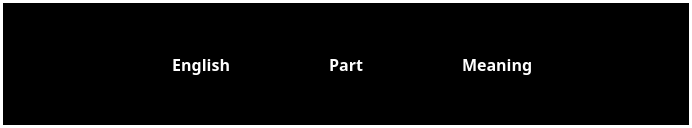
This is mainwindow.ui in alvin5716/Words_Reviewer as Qt 5 draws it before an edit. The edited form follows.
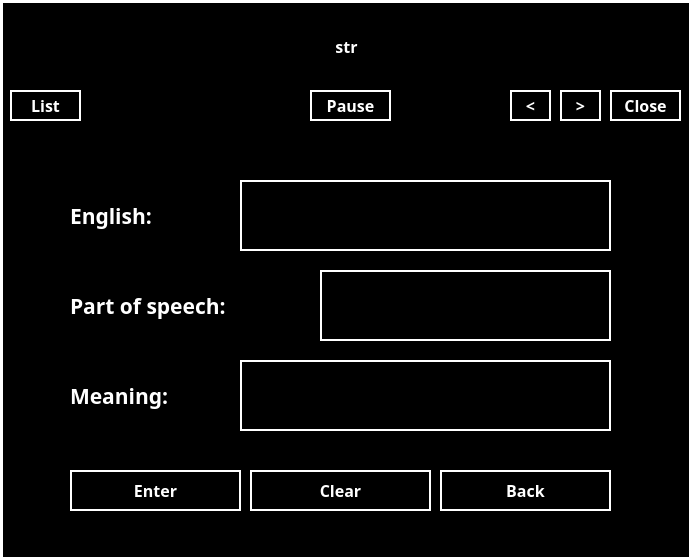
This is the edited form.

Commit message: list and add words

Diff of the .ui file:
```diff
--- a/mainwindow.ui
+++ b/mainwindow.ui
@@ -7,9 +7,21 @@
     <x>0</x>
     <y>0</y>
     <width>692</width>
-    <height>128</height>
+    <height>560</height>
    </rect>
   </property>
+  <property name="minimumSize">
+   <size>
+    <width>692</width>
+    <height>131</height>
+   </size>
+  </property>
+  <property name="maximumSize">
+   <size>
+    <width>692</width>
+    <height>111111</height>
+   </size>
+  </property>
   <property name="windowTitle">
    <string>MainWindow</string>
   </property>
@@ -18,14 +30,189 @@
 background-color: black;
 color: white;
 }
+QPushButton {
+border: 1.5px solid white;
+background-color: black;
+color: white;
+}
+QPushButton:hover {
+background-color: #616161;
+}
 #centralWidget {
 border: 3px solid white;
+}
+QLineEdit {
+border: 1.5px solid white;
 }</string>
   </property>
   <widget class="QWidget" name="centralWidget">
-   <layout class="QGridLayout" name="gridLayout">
-    <item row="1" column="0">
-     <widget class="QLabel" name="english">
+   <property name="minimumSize">
+    <size>
+     <width>0</width>
+     <height>0</height>
+    </size>
+   </property>
+   <widget class="QLabel" name="strWord">
+    <property name="geometry">
+     <rect>
+      <x>11</x>
+      <y>11</y>
+      <width>671</width>
+      <height>71</height>
+     </rect>
+    </property>
+    <property name="font">
+     <font>
+      <family>微軟正黑體</family>
+      <pointsize>12</pointsize>
+      <weight>75</weight>
+      <bold>true</bold>
+     </font>
+    </property>
+    <property name="text">
+     <string>str</string>
+    </property>
+    <property name="alignment">
+     <set>Qt::AlignCenter</set>
+    </property>
+   </widget>
+   <widget class="QPushButton" name="listButton">
+    <property name="geometry">
+     <rect>
+      <x>10</x>
+      <y>90</y>
+      <width>71</width>
+      <height>31</height>
+     </rect>
+    </property>
+    <property name="font">
+     <font>
+      <family>微軟正黑體</family>
+      <pointsize>12</pointsize>
+      <weight>75</weight>
+      <bold>true</bold>
+     </font>
+    </property>
+    <property name="text">
+     <string>List</string>
+    </property>
+   </widget>
+   <widget class="QPushButton" name="closeButton">
+    <property name="geometry">
+     <rect>
+      <x>610</x>
+      <y>90</y>
+      <width>71</width>
+      <height>31</height>
+     </rect>
+    </property>
+    <property name="font">
+     <font>
+      <family>微軟正黑體</family>
+      <pointsize>12</pointsize>
+      <weight>75</weight>
+      <bold>true</bold>
+     </font>
+    </property>
+    <property name="text">
+     <string>Close</string>
+    </property>
+   </widget>
+   <widget class="QPushButton" name="nextButton">
+    <property name="geometry">
+     <rect>
+      <x>560</x>
+      <y>90</y>
+      <width>41</width>
+      <height>31</height>
+     </rect>
+    </property>
+    <property name="font">
+     <font>
+      <family>微軟正黑體</family>
+      <pointsize>12</pointsize>
+      <weight>75</weight>
+      <bold>true</bold>
+     </font>
+    </property>
+    <property name="text">
+     <string>&gt;</string>
+    </property>
+   </widget>
+   <widget class="QPushButton" name="lastButton">
+    <property name="geometry">
+     <rect>
+      <x>510</x>
+      <y>90</y>
+      <width>41</width>
+      <height>31</height>
+     </rect>
+    </property>
+    <property name="font">
+     <font>
+      <family>微軟正黑體</family>
+      <pointsize>12</pointsize>
+      <weight>75</weight>
+      <bold>true</bold>
+     </font>
+    </property>
+    <property name="text">
+     <string>&lt;</string>
+    </property>
+   </widget>
+   <widget class="QPushButton" name="playButton">
+    <property name="geometry">
+     <rect>
+      <x>310</x>
+      <y>90</y>
+      <width>81</width>
+      <height>31</height>
+     </rect>
+    </property>
+    <property name="font">
+     <font>
+      <family>微軟正黑體</family>
+      <pointsize>12</pointsize>
+      <weight>75</weight>
+      <bold>true</bold>
+     </font>
+    </property>
+    <property name="text">
+     <string>Pause</string>
+    </property>
+   </widget>
+   <widget class="QStackedWidget" name="stackedWidget">
+    <property name="geometry">
+     <rect>
+      <x>10</x>
+      <y>130</y>
+      <width>671</width>
+      <height>421</height>
+     </rect>
+    </property>
+    <property name="currentIndex">
+     <number>1</number>
+    </property>
+    <widget class="QWidget" name="wordListPage">
+     <widget class="QListWidget" name="wordList">
+      <property name="geometry">
+       <rect>
+        <x>0</x>
+        <y>0</y>
+        <width>671</width>
+        <height>381</height>
+       </rect>
+      </property>
+     </widget>
+     <widget class="QPushButton" name="addNewWordButton">
+      <property name="geometry">
+       <rect>
+        <x>250</x>
+        <y>390</y>
+        <width>181</width>
+        <height>30</height>
+       </rect>
+      </property>
       <property name="font">
        <font>
         <family>微軟正黑體</family>
@@ -35,50 +222,196 @@
        </font>
       </property>
       <property name="text">
-       <string>English</string>
+       <string>Add new word</string>
       </property>
+     </widget>
+    </widget>
+    <widget class="QWidget" name="wordInputPage">
+     <widget class="QLineEdit" name="englishInput">
+      <property name="geometry">
+       <rect>
+        <x>230</x>
+        <y>50</y>
+        <width>371</width>
+        <height>71</height>
+       </rect>
+      </property>
+      <property name="font">
+       <font>
+        <family>微軟正黑體</family>
+        <pointsize>18</pointsize>
+       </font>
+      </property>
       <property name="alignment">
-       <set>Qt::AlignRight|Qt::AlignTrailing|Qt::AlignVCenter</set>
+       <set>Qt::AlignCenter</set>
       </property>
      </widget>
-    </item>
-    <item row="1" column="1">
-     <widget class="QLabel" name="part">
+     <widget class="QLineEdit" name="partInput">
+      <property name="geometry">
+       <rect>
+        <x>310</x>
+        <y>140</y>
+        <width>291</width>
+        <height>71</height>
+       </rect>
+      </property>
       <property name="font">
        <font>
         <family>微軟正黑體</family>
-        <pointsize>12</pointsize>
+        <pointsize>18</pointsize>
+       </font>
+      </property>
+      <property name="alignment">
+       <set>Qt::AlignCenter</set>
+      </property>
+     </widget>
+     <widget class="QLineEdit" name="meaningInput">
+      <property name="geometry">
+       <rect>
+        <x>230</x>
+        <y>230</y>
+        <width>371</width>
+        <height>71</height>
+       </rect>
+      </property>
+      <property name="font">
+       <font>
+        <family>微軟正黑體</family>
+        <pointsize>18</pointsize>
+       </font>
+      </property>
+      <property name="alignment">
+       <set>Qt::AlignCenter</set>
+      </property>
+     </widget>
+     <widget class="QLabel" name="label">
+      <property name="geometry">
+       <rect>
+        <x>60</x>
+        <y>60</y>
+        <width>121</width>
+        <height>51</height>
+       </rect>
+      </property>
+      <property name="font">
+       <font>
+        <family>微軟正黑體</family>
+        <pointsize>16</pointsize>
         <weight>75</weight>
         <bold>true</bold>
        </font>
       </property>
       <property name="text">
-       <string>Part</string>
+       <string>English:</string>
       </property>
-      <property name="alignment">
-       <set>Qt::AlignCenter</set>
+     </widget>
+     <widget class="QLabel" name="label_2">
+      <property name="geometry">
+       <rect>
+        <x>60</x>
+        <y>150</y>
+        <width>221</width>
+        <height>51</height>
+       </rect>
       </property>
+      <property name="font">
+       <font>
+        <family>微軟正黑體</family>
+        <pointsize>16</pointsize>
+        <weight>75</weight>
+        <bold>true</bold>
+       </font>
+      </property>
+      <property name="text">
+       <string>Part of speech:</string>
+      </property>
      </widget>
-    </item>
-    <item row="1" column="2">
-     <widget class="QLabel" name="meaning">
+     <widget class="QLabel" name="label_3">
+      <property name="geometry">
+       <rect>
+        <x>60</x>
+        <y>240</y>
+        <width>141</width>
+        <height>51</height>
+       </rect>
+      </property>
       <property name="font">
        <font>
         <family>微軟正黑體</family>
+        <pointsize>16</pointsize>
+        <weight>75</weight>
+        <bold>true</bold>
+       </font>
+      </property>
+      <property name="text">
+       <string>Meaning:</string>
+      </property>
+     </widget>
+     <widget class="QPushButton" name="enterInputButton">
+      <property name="geometry">
+       <rect>
+        <x>60</x>
+        <y>340</y>
+        <width>171</width>
+        <height>41</height>
+       </rect>
+      </property>
+      <property name="font">
+       <font>
+        <family>微軟正黑體</family>
         <pointsize>12</pointsize>
         <weight>75</weight>
         <bold>true</bold>
        </font>
       </property>
       <property name="text">
-       <string>Meaning</string>
+       <string>Enter</string>
       </property>
-      <property name="alignment">
-       <set>Qt::AlignLeading|Qt::AlignLeft|Qt::AlignVCenter</set>
+     </widget>
+     <widget class="QPushButton" name="backInputButton">
+      <property name="geometry">
+       <rect>
+        <x>430</x>
+        <y>340</y>
+        <width>171</width>
+        <height>41</height>
+       </rect>
       </property>
+      <property name="font">
+       <font>
+        <family>微軟正黑體</family>
+        <pointsize>12</pointsize>
+        <weight>75</weight>
+        <bold>true</bold>
+       </font>
+      </property>
+      <property name="text">
+       <string>Back</string>
+      </property>
      </widget>
-    </item>
-   </layout>
+     <widget class="QPushButton" name="clearInputButton">
+      <property name="geometry">
+       <rect>
+        <x>240</x>
+        <y>340</y>
+        <width>181</width>
+        <height>41</height>
+       </rect>
+      </property>
+      <property name="font">
+       <font>
+        <family>微軟正黑體</family>
+        <pointsize>12</pointsize>
+        <weight>75</weight>
+        <bold>true</bold>
+       </font>
+      </property>
+      <property name="text">
+       <string>Clear</string>
+      </property>
+     </widget>
+    </widget>
+   </widget>
   </widget>
  </widget>
  <layoutdefault spacing="6" margin="11"/>
```
The commit also changes 10 other files.
